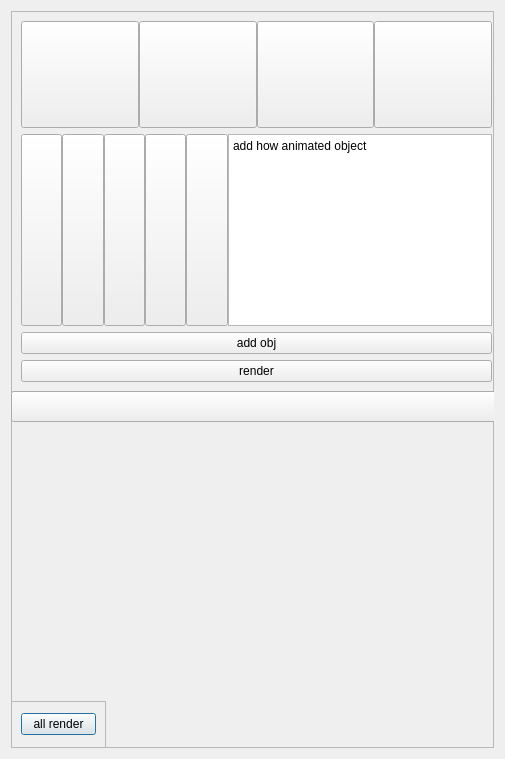
Before: the Qt Designer form ai_panel.ui in alekssworm/ai_editor_images, drawn with Qt 5.
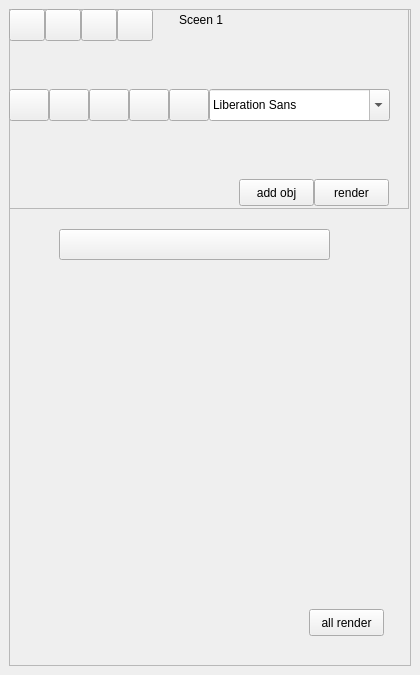
After: the same form once the commit is applied. Icons and pictures are not drawn.

What changed in the file:
```diff
--- a/ai_panel.ui
+++ b/ai_panel.ui
@@ -1,84 +1,95 @@
 <?xml version="1.0" encoding="UTF-8"?>
 <ui version="4.0">
- <class>Dialog</class>
- <widget class="QDialog" name="Dialog">
+ <class>DockWidget</class>
+ <widget class="QDockWidget" name="DockWidget">
   <property name="geometry">
    <rect>
     <x>0</x>
     <y>0</y>
-    <width>505</width>
-    <height>759</height>
+    <width>420</width>
+    <height>675</height>
    </rect>
   </property>
   <property name="windowTitle">
    <string>Dialog</string>
   </property>
-  <layout class="QHBoxLayout" name="horizontalLayout_2">
-   <item>
-    <widget class="QFrame" name="frame">
-     <property name="frameShape">
-      <enum>QFrame::Shape::StyledPanel</enum>
-     </property>
-     <property name="frameShadow">
-      <enum>QFrame::Shadow::Raised</enum>
-     </property>
-     <widget class="QFrame" name="frame_3">
-      <property name="geometry">
-       <rect>
-        <x>0</x>
-        <y>690</y>
-        <width>95</width>
-        <height>47</height>
-       </rect>
-      </property>
-      <property name="frameShape">
-       <enum>QFrame::Shape::StyledPanel</enum>
-      </property>
-      <property name="frameShadow">
-       <enum>QFrame::Shadow::Raised</enum>
-      </property>
-      <layout class="QHBoxLayout" name="horizontalLayout">
-       <item>
-        <widget class="QPushButton" name="pushButton_13">
-         <property name="text">
-          <string>all render</string>
-         </property>
-        </widget>
-       </item>
-      </layout>
-     </widget>
-     <widget class="QSplitter" name="splitter_6">
-      <property name="geometry">
-       <rect>
-        <x>0</x>
-        <y>0</y>
-        <width>491</width>
-        <height>381</height>
-       </rect>
-      </property>
-      <property name="orientation">
-       <enum>Qt::Orientation::Vertical</enum>
-      </property>
-      <property name="handleWidth">
-       <number>1</number>
-      </property>
-      <widget class="QFrame" name="frame_2">
-       <property name="frameShape">
-        <enum>QFrame::Shape::StyledPanel</enum>
-       </property>
-       <property name="frameShadow">
-        <enum>QFrame::Shadow::Raised</enum>
-       </property>
+  <widget class="QWidget" name="dockWidgetContents">
        <layout class="QGridLayout" name="gridLayout">
         <item row="0" column="0">
-         <widget class="QSplitter" name="splitter_2">
+     <widget class="QFrame" name="frame_5">
+      <property name="frameShape">
+       <enum>QFrame::Shape::StyledPanel</enum>
+      </property>
+      <property name="frameShadow">
+       <enum>QFrame::Shadow::Raised</enum>
+      </property>
+      <widget class="QPushButton" name="pushButton_31">
+       <property name="geometry">
+        <rect>
+         <x>50</x>
+         <y>220</y>
+         <width>271</width>
+         <height>31</height>
+        </rect>
+       </property>
+       <property name="text">
+        <string/>
+       </property>
+       <property name="icon">
+        <iconset>
+         <normaloff>icons/plus-small.svg</normaloff>icons/plus-small.svg</iconset>
+       </property>
+       <property name="iconSize">
+        <size>
+         <width>40</width>
+         <height>40</height>
+        </size>
+       </property>
+      </widget>
+      <widget class="QPushButton" name="pushButton_14">
+       <property name="geometry">
+        <rect>
+         <x>300</x>
+         <y>600</y>
+         <width>75</width>
+         <height>27</height>
+        </rect>
+       </property>
+       <property name="text">
+        <string>all render</string>
+       </property>
+      </widget>
+      <widget class="QFrame" name="frame">
+       <property name="geometry">
+        <rect>
+         <x>0</x>
+         <y>0</y>
+         <width>400</width>
+         <height>200</height>
+        </rect>
+       </property>
+       <property name="frameShape">
+        <enum>QFrame::Shape::StyledPanel</enum>
+       </property>
+       <property name="frameShadow">
+        <enum>QFrame::Shadow::Raised</enum>
+       </property>
+       <widget class="QSplitter" name="splitter_3">
+        <property name="geometry">
+         <rect>
+          <x>0</x>
+          <y>0</y>
+          <width>144</width>
+          <height>32</height>
+         </rect>
+        </property>
           <property name="orientation">
            <enum>Qt::Orientation::Horizontal</enum>
           </property>
           <property name="handleWidth">
            <number>0</number>
           </property>
-          <widget class="QPushButton" name="pushButton_29">
+        <widget class="QPushButton" name="pushButton_30">
            <property name="text">
             <string/>
            </property>
@@ -93,7 +104,7 @@
             </size>
            </property>
           </widget>
-          <widget class="QPushButton" name="pushButton_17">
+        <widget class="QPushButton" name="pushButton_21">
            <property name="text">
             <string/>
            </property>
@@ -108,7 +119,7 @@
             </size>
            </property>
           </widget>
-          <widget class="QPushButton" name="pushButton_26">
+        <widget class="QPushButton" name="pushButton_27">
            <property name="text">
             <string/>
            </property>
@@ -123,7 +134,7 @@
             </size>
            </property>
           </widget>
-          <widget class="QPushButton" name="colour_1">
+        <widget class="QPushButton" name="colour_2">
            <property name="text">
             <string/>
            </property>
@@ -139,9 +150,15 @@
            </property>
           </widget>
          </widget>
-        </item>
-        <item row="1" column="0">
          <widget class="QSplitter" name="splitter">
+        <property name="geometry">
+         <rect>
+          <x>0</x>
+          <y>80</y>
+          <width>381</width>
+          <height>32</height>
+         </rect>
+        </property>
           <property name="orientation">
            <enum>Qt::Orientation::Horizontal</enum>
           </property>
@@ -217,81 +234,51 @@
              <normaloff>icons/search.svg</normaloff>icons/search.svg</iconset>
            </property>
           </widget>
-          <widget class="QPlainTextEdit" name="plainTextEdit">
-           <property name="plainText">
-            <string>add how animated object</string>
-           </property>
-          </widget>
-         </widget>
-        </item>
-        <item row="2" column="0">
-         <widget class="QPushButton" name="pushButton_19">
+        <widget class="QFontComboBox" name="fontComboBox"/>
+       </widget>
+       <widget class="QLabel" name="label">
+        <property name="geometry">
+         <rect>
+          <x>170</x>
+          <y>0</y>
+          <width>71</width>
+          <height>21</height>
+         </rect>
+        </property>
+        <property name="text">
+         <string>Sceen 1</string>
+        </property>
+       </widget>
+       <widget class="QSplitter" name="splitter_2">
+        <property name="geometry">
+         <rect>
+          <x>230</x>
+          <y>170</y>
+          <width>150</width>
+          <height>27</height>
+         </rect>
+        </property>
+        <property name="orientation">
+         <enum>Qt::Orientation::Horizontal</enum>
+        </property>
+        <property name="handleWidth">
+         <number>0</number>
+        </property>
+        <widget class="QPushButton" name="pushButton_23">
           <property name="text">
            <string>add obj</string>
           </property>
          </widget>
-        </item>
-        <item row="3" column="0">
-         <widget class="QPushButton" name="pushButton_18">
+        <widget class="QPushButton" name="pushButton_24">
           <property name="text">
            <string>render</string>
           </property>
          </widget>
-        </item>
-       </layout>
-      </widget>
-     </widget>
-     <widget class="QPushButton" name="pushButton_28">
-      <property name="geometry">
-       <rect>
-        <x>0</x>
-        <y>380</y>
-        <width>491</width>
-        <height>31</height>
-       </rect>
-      </property>
-      <property name="text">
-       <string/>
-      </property>
-      <property name="icon">
-       <iconset>
-        <normaloff>icons/plus-small.svg</normaloff>icons/plus-small.svg</iconset>
-      </property>
-      <property name="iconSize">
-       <size>
-        <width>40</width>
-        <height>40</height>
-       </size>
-      </property>
+       </widget>
+      </widget>
      </widget>
-    </widget>
-   </item>
-  </layout>
-  <widget class="QSplitter" name="splitter_4">
-   <property name="geometry">
-    <rect>
-     <x>0</x>
-     <y>0</y>
-     <width>100</width>
-     <height>30</height>
-    </rect>
-   </property>
-   <property name="orientation">
-    <enum>Qt::Orientation::Vertical</enum>
-   </property>
-  </widget>
-  <widget class="QSplitter" name="splitter_5">
-   <property name="geometry">
-    <rect>
-     <x>0</x>
-     <y>0</y>
-     <width>100</width>
-     <height>30</height>
-    </rect>
-   </property>
-   <property name="orientation">
-    <enum>Qt::Orientation::Vertical</enum>
-   </property>
+    </item>
+   </layout>
   </widget>
  </widget>
  <resources/>
```
Left out of the diff: 8 changed lines with no effect on the pictures. Lines whose indentation alone changed are shown as unchanged.
